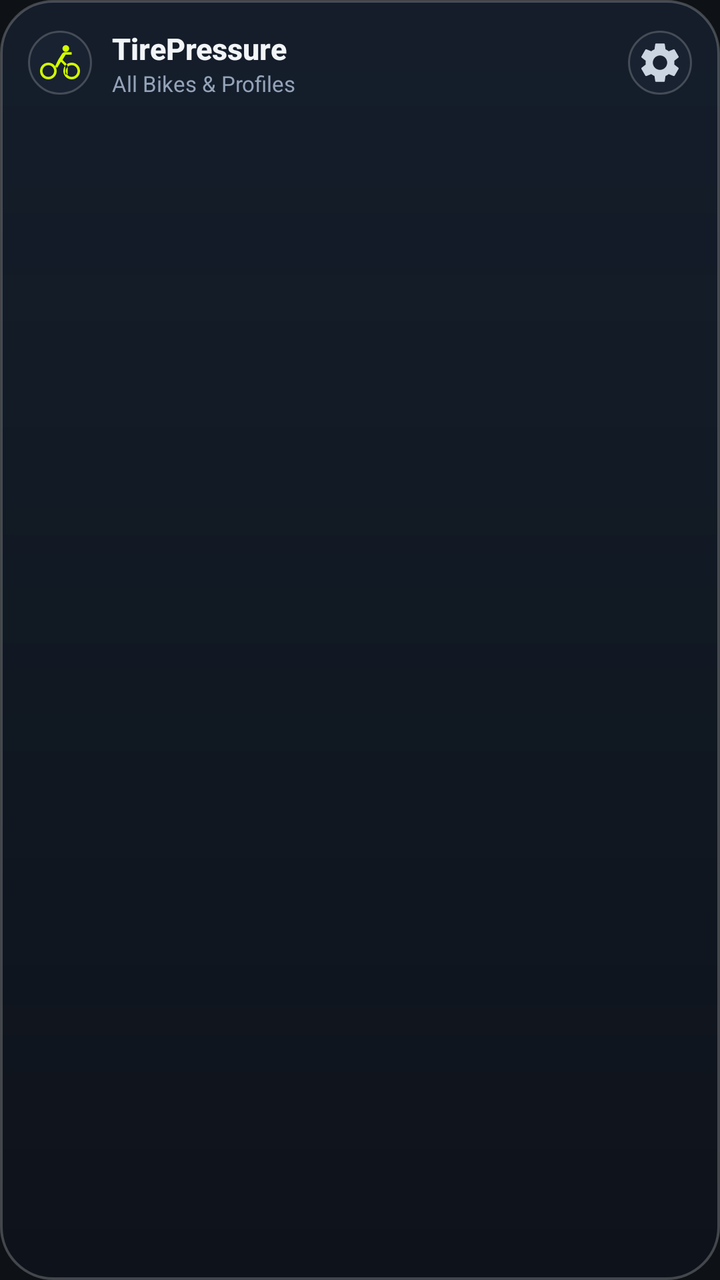
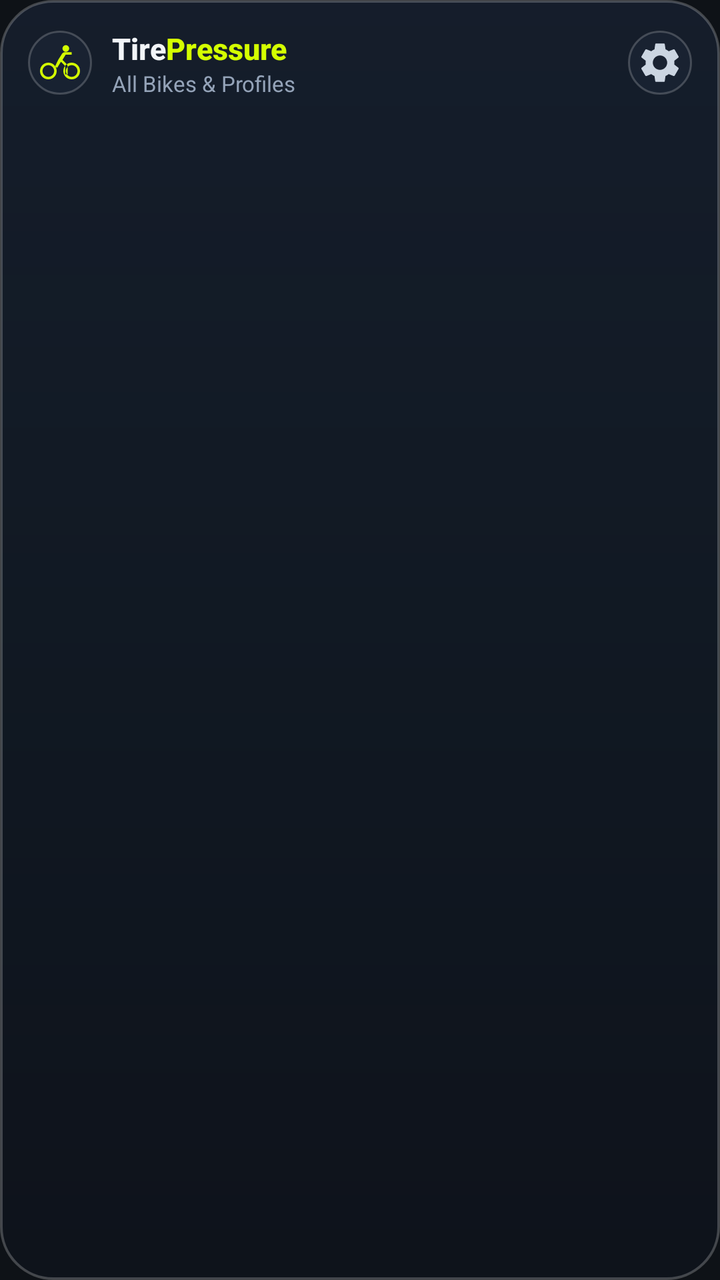

Two renders of the same Android screen: before a commit and after it. Below are the layout's source before the change and the commit's diff.
<!-- AndroidManifest.xml: application theme Theme.TirePressure -->
<!-- res/layout/widget_all_bikes_dark.xml -->
<?xml version="1.0" encoding="utf-8"?>
<LinearLayout xmlns:android="http://schemas.android.com/apk/res/android"
    android:id="@+id/widget_root"
    android:layout_width="match_parent"
    android:layout_height="match_parent"
    android:background="@drawable/widget_bg_dark"
    android:orientation="vertical"
    android:padding="14dp">

    
    <LinearLayout
        android:layout_width="match_parent"
        android:layout_height="wrap_content"
        android:gravity="center_vertical"
        android:orientation="horizontal">

        <ImageView
            android:layout_width="32dp"
            android:layout_height="32dp"
            android:background="@drawable/widget_btn_icon_dark"
            android:contentDescription="@string/app_name"
            android:padding="6dp"
            android:src="@drawable/ic_widget_bike"
            android:tint="#D4FF00" />

        <LinearLayout
            android:layout_width="0dp"
            android:layout_height="wrap_content"
            android:layout_marginStart="10dp"
            android:layout_weight="1"
            android:orientation="vertical">

            <TextView
                android:layout_width="wrap_content"
                android:layout_height="wrap_content"
                android:fontFamily="sans-serif-medium"
                android:text="@string/app_name"
                android:textColor="#F2F5F8"
                android:textSize="15sp"
                android:textStyle="bold" />

            <TextView
                android:id="@+id/widget_all_bikes_subtitle"
                android:layout_width="wrap_content"
                android:layout_height="wrap_content"
                android:text="@string/widget_all_bikes_name"
                android:textColor="#94A3B8"
                android:textSize="11sp" />
        </LinearLayout>

        <ImageButton
            android:id="@+id/widget_btn_settings"
            android:layout_width="32dp"
            android:layout_height="32dp"
            android:background="@drawable/widget_btn_icon_dark"
            android:contentDescription="@string/widget_config_title"
            android:padding="6dp"
            android:src="@drawable/ic_widget_settings"
            android:tint="#CBD5E1" />
    </LinearLayout>

    
    <LinearLayout
        android:id="@+id/widget_all_bikes_empty"
        android:layout_width="match_parent"
        android:layout_height="0dp"
        android:layout_weight="1"
        android:gravity="center"
        android:orientation="vertical"
        android:visibility="gone">

        <TextView
            android:layout_width="wrap_content"
            android:layout_height="wrap_content"
            android:text="@string/widget_no_bikes"
            android:textColor="#F2F5F8"
            android:textSize="14sp"
            android:textStyle="bold" />

        <TextView
            android:layout_width="wrap_content"
            android:layout_height="wrap_content"
            android:layout_marginTop="4dp"
            android:text="@string/widget_tap_to_open"
            android:textColor="#94A3B8"
            android:textSize="12sp" />
    </LinearLayout>

    
    <ListView
        android:id="@+id/widget_all_bikes_list"
        android:layout_width="match_parent"
        android:layout_height="0dp"
        android:layout_marginTop="8dp"
        android:layout_weight="1"
        android:cacheColorHint="@android:color/transparent"
        android:divider="@android:color/transparent"
        android:dividerHeight="8dp" />

</LinearLayout>
<!-- resources referenced by this layout -->
<resources>
  <!-- drawable ic_widget_bike (drawable) -->
  <vector xmlns:android="http://schemas.android.com/apk/res/android"
      android:width="24dp"
      android:height="24dp"
      android:viewportWidth="24"
      android:viewportHeight="24">
      <path
          android:fillColor="@android:color/white"
          android:pathData="M15.5,5.5c1.1,0 2,-0.9 2,-2s-0.9,-2 -2,-2 -2,0.9 -2,2 0.9,2 2,2zM5,12c-2.8,0 -5,2.2 -5,5s2.2,5 5,5 5,-2.2 5,-5 -2.2,-5 -5,-5zM5,20.5c-1.9,0 -3.5,-1.6 -3.5,-3.5s1.6,-3.5 3.5,-3.5 3.5,1.6 3.5,3.5 -1.6,3.5 -3.5,3.5zM10.8,10.5l2.4,-3.8c0.4,-0.6 1,-1 1.8,-1h4v1.5h-3.6l-1.9,3.1 2.3,2.4c0.5,0.5 0.8,1.2 0.8,1.9v4.4h-1.5v-4.4c0,-0.4 -0.2,-0.8 -0.5,-1.1l-2,-2.1 -2.3,3.7 -1.3,-0.8 1.8,-3.7zM19,12c-2.8,0 -5,2.2 -5,5s2.2,5 5,5 5,-2.2 5,-5 -2.2,-5 -5,-5zM19,20.5c-1.9,0 -3.5,-1.6 -3.5,-3.5s1.6,-3.5 3.5,-3.5 3.5,1.6 3.5,3.5 -1.6,3.5 -3.5,3.5z"/>
  </vector>
  <!-- drawable ic_widget_settings (drawable) -->
  <vector xmlns:android="http://schemas.android.com/apk/res/android"
      android:width="24dp"
      android:height="24dp"
      android:viewportWidth="24"
      android:viewportHeight="24">
      <path
          android:fillColor="@android:color/white"
          android:pathData="M19.14,12.94c0.04,-0.3 0.06,-0.61 0.06,-0.94 0,-0.32 -0.02,-0.64 -0.07,-0.94l2.03,-1.58c0.18,-0.14 0.23,-0.41 0.12,-0.61l-1.92,-3.32c-0.12,-0.22 -0.37,-0.29 -0.59,-0.22l-2.39,0.96c-0.5,-0.38 -1.03,-0.7 -1.62,-0.94l-0.36,-2.54c-0.04,-0.24 -0.24,-0.41 -0.48,-0.41h-3.84c-0.24,0 -0.43,0.17 -0.47,0.41l-0.36,2.54c-0.59,0.24 -1.13,0.56 -1.62,0.94l-2.39,-0.96c-0.22,-0.08 -0.47,0 -0.59,0.22L2.74,8.87c-0.12,0.21 -0.08,0.47 0.12,0.61l2.03,1.58c-0.05,0.3 -0.09,0.63 -0.09,0.94s0.02,0.64 0.07,0.94l-2.03,1.58c-0.18,0.14 -0.23,0.41 -0.12,0.61l1.92,3.32c0.12,0.22 0.37,0.29 0.59,0.22l2.39,-0.96c0.5,0.38 1.03,0.7 1.62,0.94l0.36,2.54c0.05,0.24 0.24,0.41 0.48,0.41h3.84c0.24,0 0.44,-0.17 0.47,-0.41l0.36,-2.54c0.59,-0.24 1.13,-0.56 1.62,-0.94l2.39,0.96c0.22,0.08 0.47,0 0.59,-0.22l1.92,-3.32c0.12,-0.22 0.07,-0.47 -0.12,-0.61l-2.01,-1.58zM12,15.6c-1.98,0 -3.6,-1.62 -3.6,-3.6s1.62,-3.6 3.6,-3.6 3.6,1.62 3.6,3.6 -1.62,3.6 -3.6,3.6z"/>
  </vector>
  <!-- drawable widget_bg_dark (drawable) -->
  <?xml version="1.0" encoding="utf-8"?>
  <shape xmlns:android="http://schemas.android.com/apk/res/android"
      android:shape="rectangle">
      <gradient
          android:startColor="#F2151E2B"
          android:endColor="#EB0D121B"
          android:angle="270" />
      <corners android:radius="26dp" />
      <stroke
          android:width="1.2dp"
          android:color="#38FFFFFF" />
  </shape>
  <!-- drawable widget_btn_icon_dark (drawable) -->
  <?xml version="1.0" encoding="utf-8"?>
  <shape xmlns:android="http://schemas.android.com/apk/res/android"
      android:shape="oval">
      <solid android:color="#332B394D" />
      <stroke
          android:width="1dp"
          android:color="#33FFFFFF" />
  </shape>
  <string name="app_name">TirePressure</string>
  <string name="widget_all_bikes_name">All Bikes &amp; Profiles</string>
  <string name="widget_config_title">Configure Widget</string>
  <string name="widget_no_bikes">No bikes registered</string>
  <string name="widget_tap_to_open">Tap to open app</string>
  <style name="Theme.TirePressure" parent="android:Theme.Material.NoActionBar">
          <item name="android:windowBackground">@color/background_dark</item>
          <item name="android:statusBarColor">@android:color/transparent</item>
          <item name="android:navigationBarColor">@android:color/transparent</item>
          <item name="android:enforceNavigationBarContrast" tools:targetApi="q">false</item>
          <item name="android:enforceStatusBarContrast" tools:targetApi="q">false</item>
      </style>
  <color name="background_dark">#0E1217</color>
</resources>

<!-- the commit's change to res/layout/widget_all_bikes_dark.xml (unified diff, before → after) -->
@@ -15,6 +15,7 @@
         android:orientation="horizontal">
 
         <ImageView
+            android:id="@+id/widget_bike_icon"
             android:layout_width="32dp"
             android:layout_height="32dp"
             android:background="@drawable/widget_btn_icon_dark"
@@ -30,19 +31,37 @@
             android:layout_weight="1"
             android:orientation="vertical">
 
-            <TextView
+            <LinearLayout
                 android:layout_width="wrap_content"
                 android:layout_height="wrap_content"
-                android:fontFamily="sans-serif-medium"
-                android:text="@string/app_name"
-                android:textColor="#F2F5F8"
-                android:textSize="15sp"
-                android:textStyle="bold" />
+                android:orientation="horizontal">
+
+                <TextView
+                    android:id="@+id/widget_title_tire"
+                    android:layout_width="wrap_content"
+                    android:layout_height="wrap_content"
+                    android:fontFamily="sans-serif-medium"
+                    android:text="Tire"
+                    android:textColor="#F2F5F8"
+                    android:textSize="15sp"
+                    android:textStyle="bold" />
+
+                <TextView
+                    android:id="@+id/widget_title_pressure"
+                    android:layout_width="wrap_content"
+                    android:layout_height="wrap_content"
+                    android:fontFamily="sans-serif-medium"
+                    android:text="Pressure"
+                    android:textColor="#D4FF00"
+                    android:textSize="15sp"
+                    android:textStyle="bold" />
+            </LinearLayout>
 
             <TextView
                 android:id="@+id/widget_all_bikes_subtitle"
                 android:layout_width="wrap_content"
                 android:layout_height="wrap_content"
+                android:fontFamily="sans-serif"
                 android:text="@string/widget_all_bikes_name"
                 android:textColor="#94A3B8"
                 android:textSize="11sp" />
@@ -70,6 +89,7 @@
         android:visibility="gone">
 
         <TextView
+            android:id="@+id/widget_empty_title"
             android:layout_width="wrap_content"
             android:layout_height="wrap_content"
             android:text="@string/widget_no_bikes"
@@ -78,6 +98,7 @@
             android:textStyle="bold" />
 
         <TextView
+            android:id="@+id/widget_empty_desc"
             android:layout_width="wrap_content"
             android:layout_height="wrap_content"
             android:layout_marginTop="4dp"
